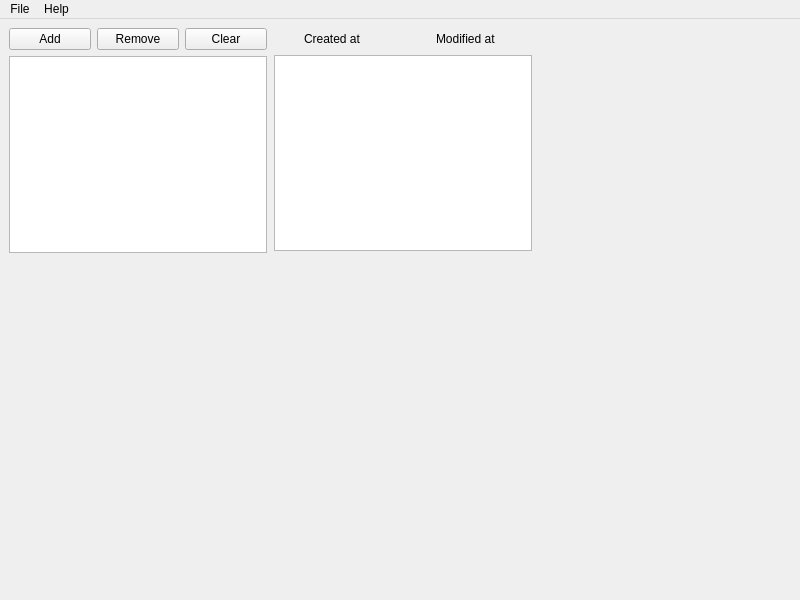
First picture: the form in Ui_MainWindow.ui, repository gabrielchristo/todopad, before the edit.
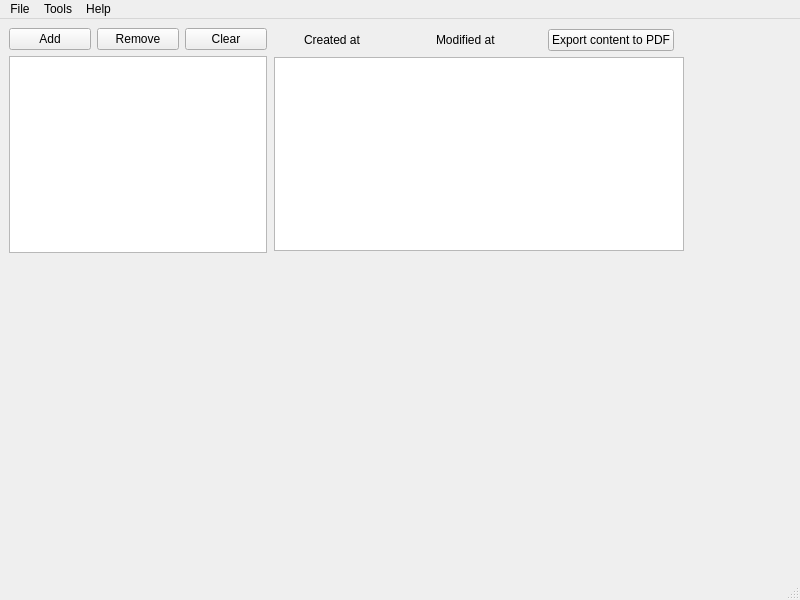
Second picture: the form after the edit.

```diff
--- a/Ui_MainWindow.ui
+++ b/Ui_MainWindow.ui
@@ -14,7 +14,7 @@
    <string>MainWindow</string>
   </property>
   <widget class="QWidget" name="centralwidget">
-   <widget class="QWidget" name="">
+   <widget class="QWidget" name="layoutWidget">
     <property name="geometry">
      <rect>
       <x>9</x>
@@ -88,12 +88,12 @@
      </item>
     </layout>
    </widget>
-   <widget class="QWidget" name="">
+   <widget class="QWidget" name="layoutWidget">
     <property name="geometry">
      <rect>
       <x>274</x>
       <y>10</y>
-      <width>258</width>
+      <width>410</width>
       <height>222</height>
      </rect>
     </property>
@@ -156,7 +156,33 @@
          </property>
          <property name="sizeHint" stdset="0">
           <size>
-           <width>20</width>
+           <width>30</width>
+           <height>20</height>
+          </size>
+         </property>
+        </spacer>
+       </item>
+       <item>
+        <widget class="QPushButton" name="pdfButton">
+         <property name="cursor">
+          <cursorShape>PointingHandCursor</cursorShape>
+         </property>
+         <property name="text">
+          <string>Export content to PDF</string>
+         </property>
+        </widget>
+       </item>
+       <item>
+        <spacer name="horizontalSpacer_4">
+         <property name="orientation">
+          <enum>Qt::Horizontal</enum>
+         </property>
+         <property name="sizeType">
+          <enum>QSizePolicy::Fixed</enum>
+         </property>
+         <property name="sizeHint" stdset="0">
+          <size>
+           <width>10</width>
            <height>20</height>
           </size>
          </property>
@@ -192,9 +218,17 @@
     </property>
     <addaction name="actionAbout"/>
    </widget>
+   <widget class="QMenu" name="menuTool">
+    <property name="title">
+     <string>Tools</string>
+    </property>
+    <addaction name="actionCalendar"/>
+   </widget>
    <addaction name="menug"/>
+   <addaction name="menuTool"/>
    <addaction name="menuHelp"/>
   </widget>
+  <widget class="QStatusBar" name="statusBar"/>
   <action name="actionOpen">
    <property name="text">
     <string>Open</string>
```
Left out of the diff: 11 changed lines with no effect on the pictures.
